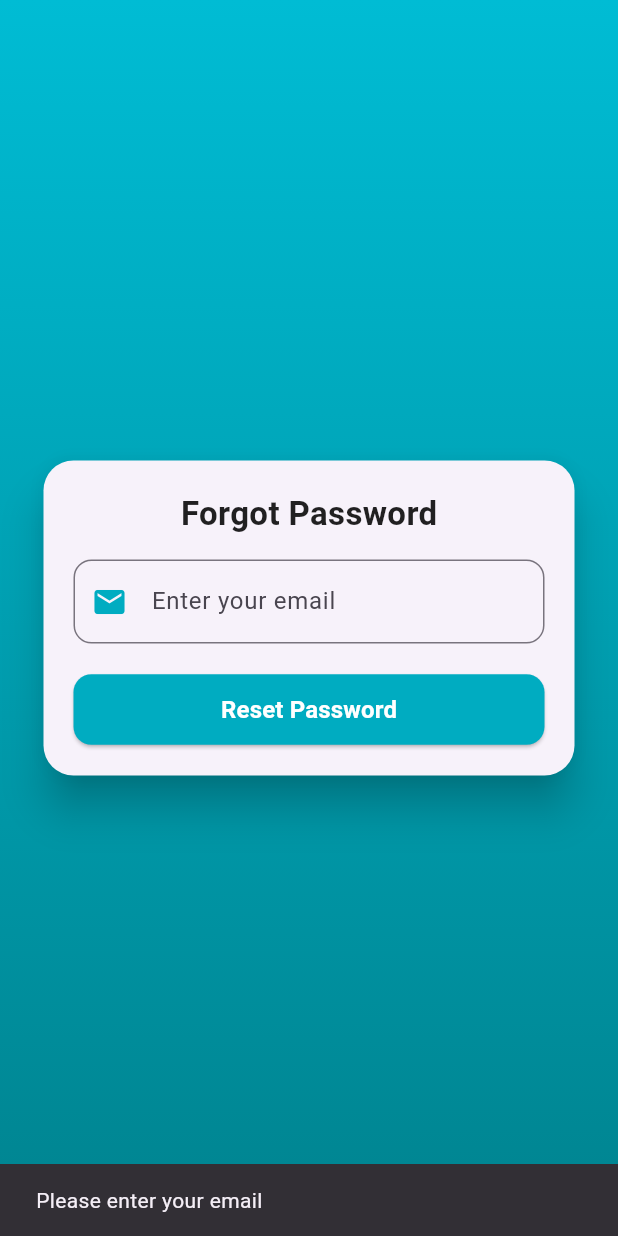
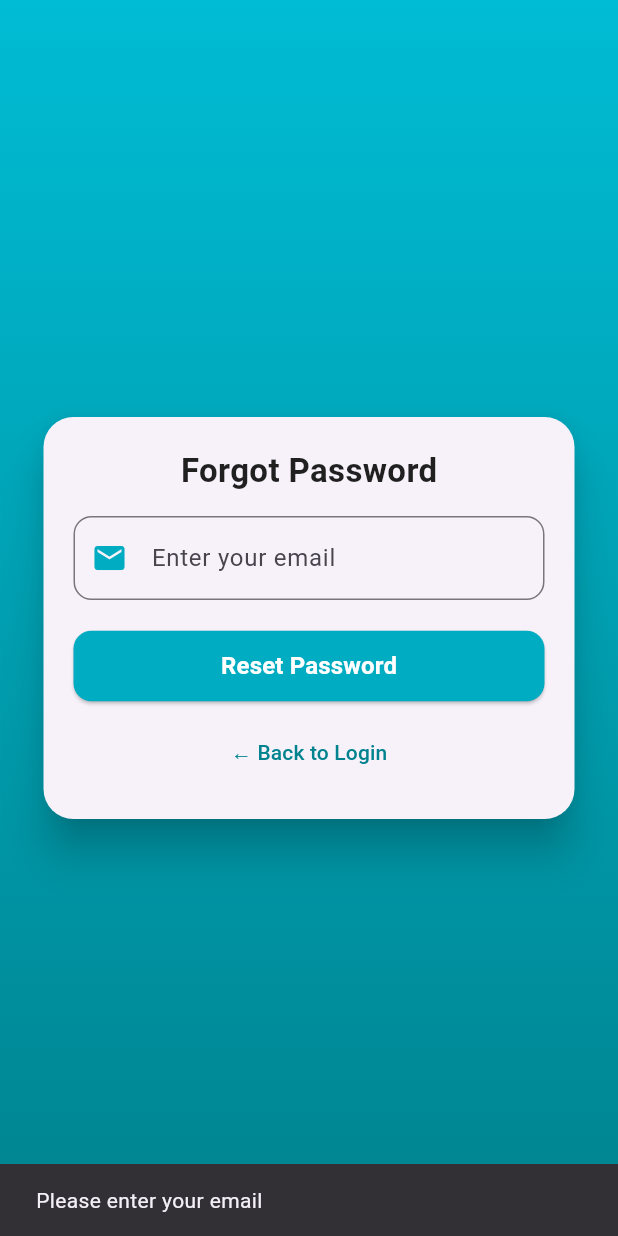
Before and after one commit to PreyanshuShah/Yatra, a Flutter app: the ForgotPasswordPage screen opened directly, after a tap on "Reset Password", on a phone screen of 412 x 824 dp. Run offline on Flutter 3.47's test engine with Material 3 defaults, Android fonts, the phone set to English and light mode, and no system bars; our stand-ins replace dio, file_picker, image_picker, shared_preferences; accounts and stored records are empty.

Commit message:
Update forgot_password_page.dart

```diff
--- a/Front/lib/View/forgot_password_page.dart
+++ b/Front/lib/View/forgot_password_page.dart
@@ -6,7 +6,6 @@ class ForgotPasswordPage extends StatefulWidget {
   const ForgotPasswordPage({super.key});
 
   @override
-  // ignore: library_private_types_in_public_api
   _ForgotPasswordPageState createState() => _ForgotPasswordPageState();
 }
 
@@ -36,12 +35,11 @@ class _ForgotPasswordPageState extends State<ForgotPasswordPage> {
       final responseData = jsonDecode(response.body);
 
       if (response.statusCode == 200) {
-        // ignore: use_build_context_synchronously
         ScaffoldMessenger.of(context).showSnackBar(
           const SnackBar(
               content: Text('A new password has been sent to your email')),
         );
-        Navigator.pop(context); // Return to login page after successful reset
+        Navigator.pop(context); // Return to login page
       } else {
         ScaffoldMessenger.of(context).showSnackBar(
           SnackBar(
@@ -62,11 +60,11 @@ class _ForgotPasswordPageState extends State<ForgotPasswordPage> {
     return Scaffold(
       body: Stack(
         children: [
-          // Background Gradient (Cyan Theme)
+          // Background Gradient
           Container(
             decoration: const BoxDecoration(
               gradient: LinearGradient(
-                colors: [Color(0xFF00BCD4), Color(0xFF00838F)], // Cyan Shades
+                colors: [Color(0xFF00BCD4), Color(0xFF00838F)],
                 begin: Alignment.topCenter,
                 end: Alignment.bottomCenter,
               ),
@@ -85,7 +83,6 @@ class _ForgotPasswordPageState extends State<ForgotPasswordPage> {
                   child: Column(
                     mainAxisSize: MainAxisSize.min,
                     children: [
-                      // Title
                       const Text(
                         'Forgot Password',
                         style: TextStyle(
@@ -95,8 +92,6 @@ class _ForgotPasswordPageState extends State<ForgotPasswordPage> {
                         ),
                       ),
                       const SizedBox(height: 15),
-
-                      // Email Input
                       TextField(
                         controller: _emailController,
                         keyboardType: TextInputType.emailAddress,
@@ -109,10 +104,7 @@ class _ForgotPasswordPageState extends State<ForgotPasswordPage> {
                               const Icon(Icons.email, color: Color(0xFF00ACC1)),
                         ),
                       ),
-
                       const SizedBox(height: 20),
-
-                      // Reset Button
                       SizedBox(
                         width: double.infinity,
                         child: ElevatedButton(
@@ -123,8 +115,7 @@ class _ForgotPasswordPageState extends State<ForgotPasswordPage> {
                             shape: RoundedRectangleBorder(
                               borderRadius: BorderRadius.circular(12),
                             ),
-                            backgroundColor:
-                                const Color(0xFF00ACC1), // Cyan Color
+                            backgroundColor: const Color(0xFF00ACC1),
                           ),
                           child: _isLoading
                               ? const SizedBox(
@@ -145,6 +136,18 @@ class _ForgotPasswordPageState extends State<ForgotPasswordPage> {
                                 ),
                         ),
                       ),
+                      const SizedBox(height: 10),
+                      TextButton(
+                        onPressed: () => Navigator.pop(context),
+                        child: const Text(
+                          '← Back to Login',
+                          style: TextStyle(
+                            color: Color(0xFF00838F),
+                            fontWeight: FontWeight.w500,
+                            fontSize: 14,
+                          ),
+                        ),
+                      ),
                     ],
                   ),
                 ),
```
